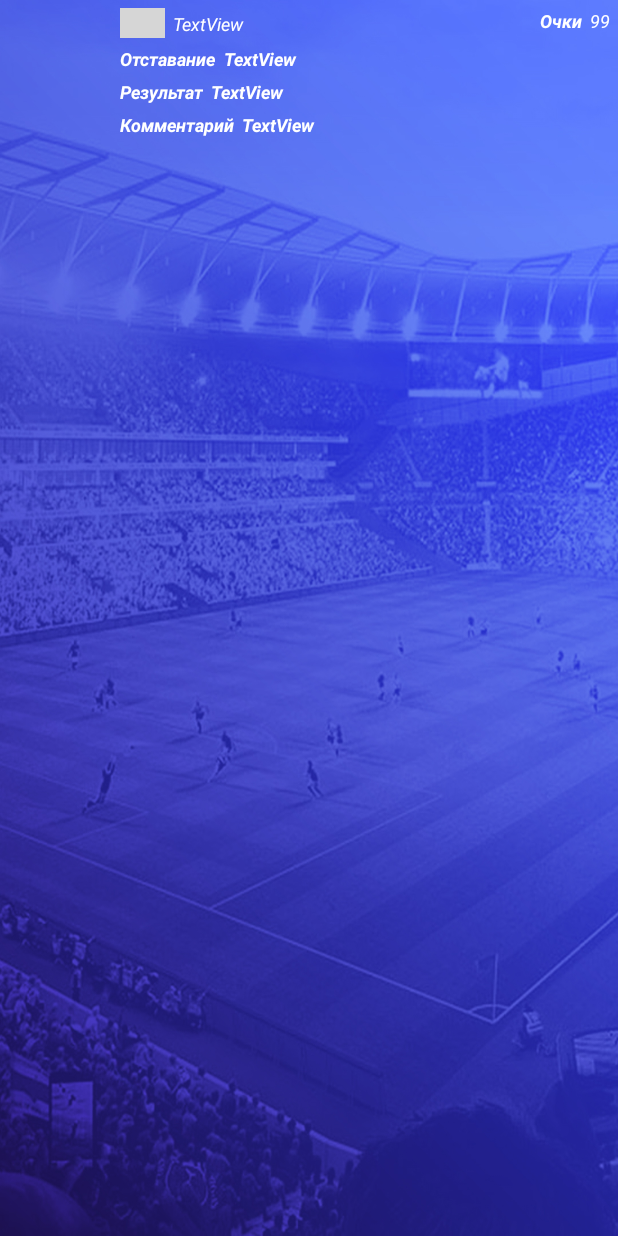
After one commit to gbusaxin/biatlon_app, an Android app: the layout item_result_country.xml on its own in the app's theme, with its tools: preview values and no code run, on a phone screen of 412 x 824 dp. The commit adds this screen. Run offline under Robolectric (Android 15) with nearby library versions, the phone set to English and light mode, and no system bars; grey boxes are pictures that could not be loaded.

Commit message:
three types of ViewHolder

```diff
--- /dev/null
+++ b/app/src/main/res/layout/item_result_country.xml
@@ -0,0 +1,129 @@
+<?xml version="1.0" encoding="utf-8"?>
+<androidx.constraintlayout.widget.ConstraintLayout xmlns:android="http://schemas.android.com/apk/res/android"
+    xmlns:app="http://schemas.android.com/apk/res-auto"
+    xmlns:tools="http://schemas.android.com/tools"
+    android:layout_width="match_parent"
+    android:layout_height="wrap_content">
+
+    <ImageView
+        android:id="@+id/imageViewTeamsResult"
+        android:layout_width="30dp"
+        android:layout_height="20dp"
+        android:layout_marginStart="80dp"
+        android:layout_marginTop="5dp"
+        app:layout_constraintStart_toStartOf="parent"
+        app:layout_constraintTop_toTopOf="parent"
+        tools:srcCompat="@tools:sample/backgrounds/scenic" />
+
+    <TextView
+        android:id="@+id/textViewResultName"
+        android:layout_width="wrap_content"
+        android:layout_height="wrap_content"
+        android:layout_marginStart="5dp"
+        android:text="TextView"
+        android:textColor="@color/white"
+        android:textSize="12sp"
+        android:textStyle="italic"
+        app:layout_constraintBottom_toBottomOf="@+id/imageViewTeamsResult"
+        app:layout_constraintStart_toEndOf="@+id/imageViewTeamsResult"
+        app:layout_constraintTop_toTopOf="@+id/imageViewTeamsResult" />
+
+    <TextView
+        android:id="@+id/textView18"
+        android:layout_width="wrap_content"
+        android:layout_height="wrap_content"
+        android:layout_marginTop="5dp"
+        android:text="Комментарий"
+        android:textColor="@color/white"
+        android:textSize="12sp"
+        android:textStyle="bold|italic"
+        app:layout_constraintStart_toStartOf="@+id/textView17"
+        app:layout_constraintTop_toBottomOf="@+id/textView17" />
+
+    <TextView
+        android:id="@+id/textViewResultLag"
+        android:layout_width="wrap_content"
+        android:layout_height="wrap_content"
+        android:layout_marginStart="5dp"
+        android:text="TextView"
+        android:textColor="@color/white"
+        android:textSize="12sp"
+        android:textStyle="bold|italic"
+        app:layout_constraintStart_toEndOf="@+id/textView16"
+        app:layout_constraintTop_toTopOf="@+id/textView16" />
+
+    <TextView
+        android:id="@+id/textViewResultComment"
+        android:layout_width="wrap_content"
+        android:layout_height="wrap_content"
+        android:layout_marginStart="5dp"
+        android:text="TextView"
+        android:textColor="@color/white"
+        android:textSize="12sp"
+        android:textStyle="bold|italic"
+        app:layout_constraintStart_toEndOf="@+id/textView18"
+        app:layout_constraintTop_toTopOf="@+id/textView18" />
+
+    <TextView
+        android:id="@+id/textView17"
+        android:layout_width="wrap_content"
+        android:layout_height="wrap_content"
+        android:layout_marginTop="5dp"
+        android:text="Результат"
+        android:textColor="@color/white"
+        android:textSize="12sp"
+        android:textStyle="bold|italic"
+        app:layout_constraintStart_toStartOf="@+id/textView16"
+        app:layout_constraintTop_toBottomOf="@+id/textView16" />
+
+    <TextView
+        android:id="@+id/textViewResultResult"
+        android:layout_width="wrap_content"
+        android:layout_height="wrap_content"
+        android:layout_marginStart="5dp"
+        android:text="TextView"
+        android:textColor="@color/white"
+        android:textSize="12sp"
+        android:textStyle="bold|italic"
+        app:layout_constraintStart_toEndOf="@+id/textView17"
+        app:layout_constraintTop_toTopOf="@+id/textView17" />
+
+    <TextView
+        android:id="@+id/textView16"
+        android:layout_width="wrap_content"
+        android:layout_height="wrap_content"
+        android:layout_marginTop="5dp"
+        android:text="Отставание"
+        android:textColor="@color/white"
+        android:textSize="12sp"
+        android:textStyle="bold|italic"
+        app:layout_constraintStart_toStartOf="@+id/imageViewTeamsResult"
+        app:layout_constraintTop_toBottomOf="@+id/imageViewTeamsResult" />
+
+    <TextView
+        android:id="@+id/textViewResultScores"
+        android:layout_width="wrap_content"
+        android:layout_height="wrap_content"
+        android:layout_marginTop="5dp"
+        android:layout_marginEnd="5dp"
+        android:text="99"
+        android:textColor="@color/white"
+        android:textSize="12sp"
+        android:textStyle="italic"
+        app:layout_constraintEnd_toEndOf="parent"
+        app:layout_constraintTop_toTopOf="parent" />
+
+    <TextView
+        android:id="@+id/textView20"
+        android:layout_width="wrap_content"
+        android:layout_height="wrap_content"
+        android:layout_marginEnd="5dp"
+        android:text="Очки"
+        android:textColor="@color/white"
+        android:textSize="12sp"
+        android:textStyle="bold|italic"
+        app:layout_constraintBottom_toBottomOf="@+id/textViewResultScores"
+        app:layout_constraintEnd_toStartOf="@+id/textViewResultScores"
+        app:layout_constraintTop_toTopOf="@+id/textViewResultScores" />
+
+</androidx.constraintlayout.widget.ConstraintLayout>
```
Also changed, not shown: app/src/main/java/com/example/trainingsystem/domain/pojo/SealedResultsInfo.kt (added, +38 -0 lines), app/src/main/java/com/example/trainingsystem/presentation/adapters/SealedResultViewHolder.kt (added, +43 -0 lines), app/src/main/java/com/example/trainingsystem/presentation/adapters/TeamsResultAdapter.kt (+37 -47 lines), app/src/main/res/layout/item_result.xml (+118 -118 lines).
